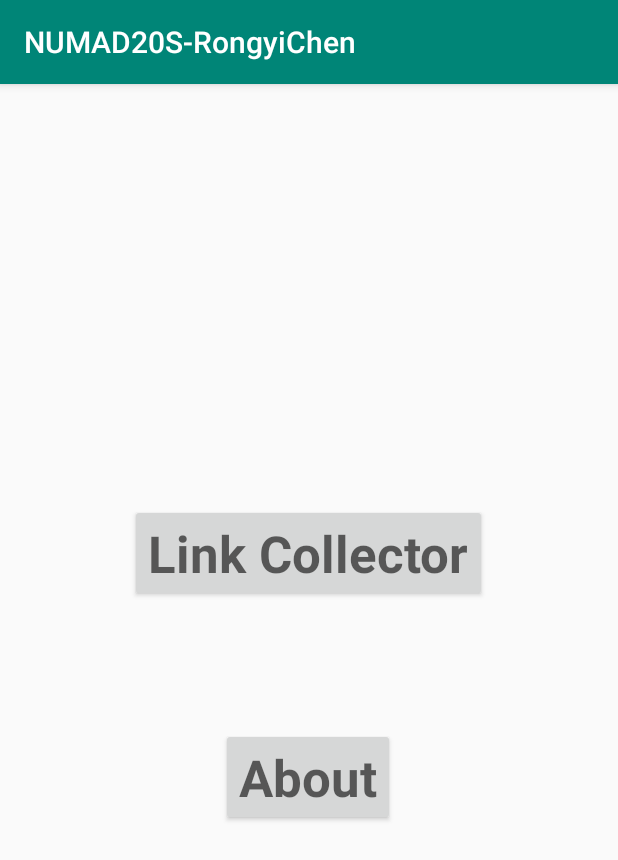
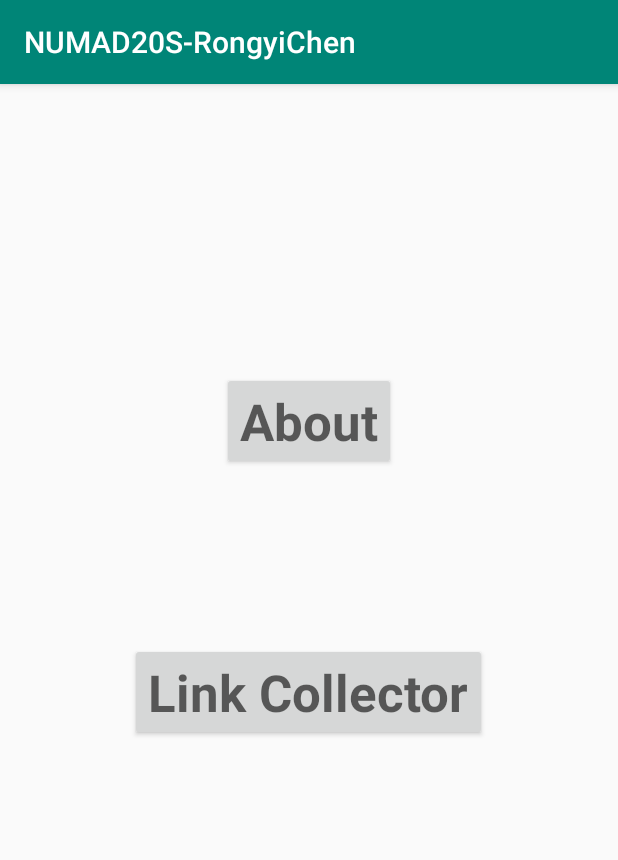
Before and after one commit to roy2EZ/CS5520_Mobile_App_Dev_NEU_Online_2020Spring, an Android app: the MainActivity screen opened directly, with no data from a screen before it, on a phone screen of 412 x 824 dp. Shown: the top 860 px of the screen. Run offline under Robolectric (Android 15) with nearby library versions, the phone set to English and light mode, and no system bars.

Commit message:
Update activity_main.xml

```diff
--- a/app/src/main/res/layout/activity_main.xml
+++ b/app/src/main/res/layout/activity_main.xml
@@ -10,28 +10,28 @@
         android:id="@+id/btn_to_a1"
         android:layout_width="wrap_content"
         android:layout_height="wrap_content"
-        android:layout_marginTop="84dp"
+        android:layout_marginTop="192dp"
         android:onClick="enterAssignment1"
         android:text="@string/assignment_1"
         android:textAppearance="@style/TextAppearance.AppCompat.Display1"
         android:textStyle="bold"
         app:layout_constraintEnd_toEndOf="parent"
-        app:layout_constraintHorizontal_bias="0.498"
         app:layout_constraintStart_toStartOf="parent"
-        app:layout_constraintTop_toBottomOf="@+id/btn_to_a2" />
+        app:layout_constraintTop_toTopOf="parent" />
 
     <Button
         android:id="@+id/btn_to_a2"
         android:layout_width="wrap_content"
         android:layout_height="wrap_content"
-        android:layout_marginTop="280dp"
         android:onClick="enterAssignment2"
         android:text="@string/link_collector"
         android:textAppearance="@style/TextAppearance.AppCompat.Display1"
         android:textStyle="bold"
+        app:layout_constraintBottom_toBottomOf="parent"
         app:layout_constraintEnd_toEndOf="parent"
-        app:layout_constraintHorizontal_bias="0.498"
+        app:layout_constraintHorizontal_bias="0.497"
         app:layout_constraintStart_toStartOf="parent"
-        app:layout_constraintTop_toTopOf="parent" />
+        app:layout_constraintTop_toBottomOf="@+id/btn_to_a1"
+        app:layout_constraintVertical_bias="0.259" />
 
 </androidx.constraintlayout.widget.ConstraintLayout>
```
